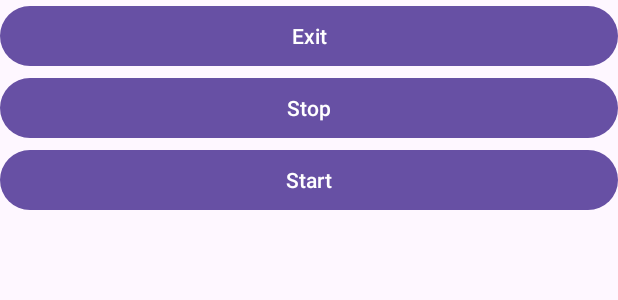
After one commit to RepComm/sneknet, an Android app: the layout notification_menu.xml on its own in the app's theme, with its tools: preview values and no code run, on a phone screen of 412 x 824 dp. The commit adds this screen. Shown: the top 300 px of the screen. Run offline under Robolectric (Android 15) with nearby library versions, the phone set to English and light mode, and no system bars.

Commit message:
sneknet_android notification buttons (expand notification to see) now start/stop/exit without the main app needing to be open

```diff
--- /dev/null
+++ b/sneknet_android/app/src/main/res/layout/notification_menu.xml
@@ -0,0 +1,28 @@
+<?xml version="1.0" encoding="utf-8"?>
+<LinearLayout xmlns:android="http://schemas.android.com/apk/res/android"
+    xmlns:app="http://schemas.android.com/apk/res-auto"
+    xmlns:tools="http://schemas.android.com/tools"
+    android:id="@+id/notification_menu_top"
+    android:layout_width="match_parent"
+    android:layout_height="150dp"
+    android:orientation="vertical">
+
+    <Button
+        android:id="@+id/n_exit"
+        android:layout_width="match_parent"
+        android:layout_height="wrap_content"
+        android:text="Exit" />
+
+    <Button
+        android:id="@+id/n_stop"
+        android:layout_width="match_parent"
+        android:layout_height="wrap_content"
+        android:text="Stop" />
+
+    <Button
+        android:id="@+id/n_start"
+        android:layout_width="match_parent"
+        android:layout_height="wrap_content"
+        android:text="Start" />
+
+</LinearLayout>
```
Also changed, not shown: sneknet_android/app/src/main/java/com/repcomm/sneknet/BridgeService.java (+30 -3 lines), sneknet_android/app/src/main/java/com/repcomm/sneknet/MainActivity.java (+13 -0 lines), sneknet_android/app/src/main/java/com/repcomm/sneknet/Utils.java (+16 -0 lines).
